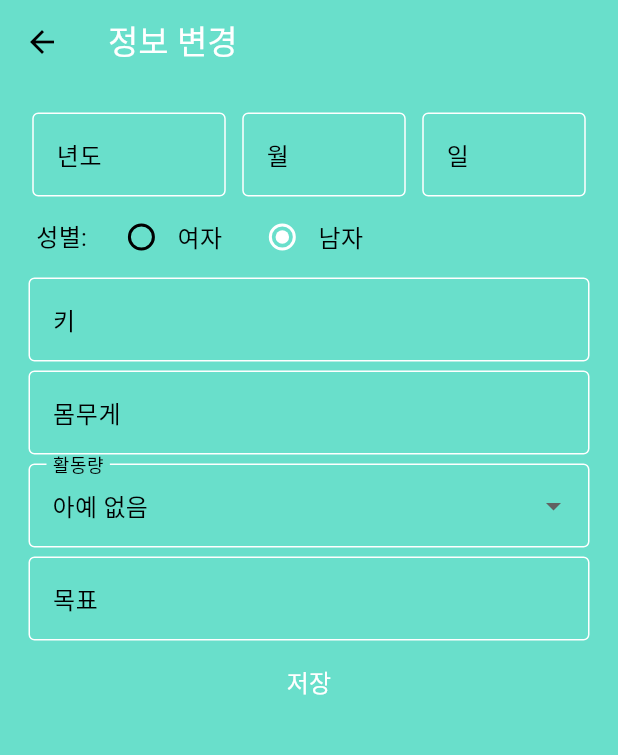
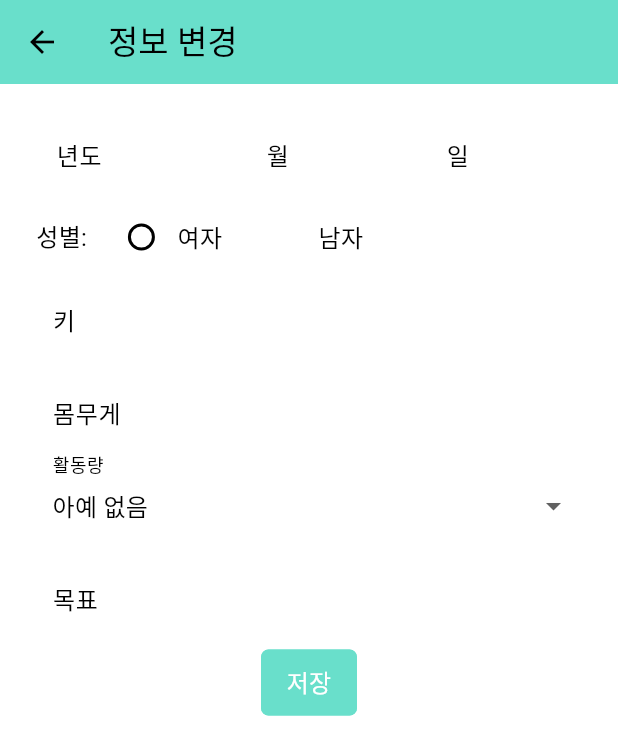
Before and after one commit to FairyGina/crossplatform_project_calotein, a Flutter app: the MyHomePage screen opened directly, in the side drawer, after a tap on "정보 변경", on a phone screen of 412 x 824 dp. Shown: the top 755 px of the screen. Run offline on Flutter 3.47's test engine with Material 2 defaults, Android fonts, the phone set to English and light mode, and no system bars; our stand-ins replace fl_chart, shared_preferences, sqflite; accounts and stored records are empty.

```diff
--- a/lib/eat_db.dart
+++ b/lib/eat_db.dart
@@ -3,6 +3,8 @@ import 'package:path/path.dart';
 
 import 'package:calotin/food_class.dart';
 import 'package:calotin/class_user_nutrient.dart';
+
+import 'main.dart';
 
 class eatDatabase {
   Database? _database;
--- a/lib/main.dart
+++ b/lib/main.dart
@@ -196,7 +196,6 @@ class _MyHomePageState extends State<MyHomePage> {
     return Scaffold(
         key: _scaffoldKey,
         appBar: AppBar(
-          backgroundColor: Theme.of(context).colorScheme.inversePrimary,
           title: Text(
             widget.title,
             style: TextStyle(
--- a/lib/user_information.dart
+++ b/lib/user_information.dart
@@ -321,8 +321,8 @@ class _user_info extends State<user_info> {
                       await db_user_info?.add(user_info);
                       Navigator.pushReplacement(
                           context,
-                          MaterialPageRoute(builder: (context) => MyHomePage(title: 'calrotain',titleColor: Color(0xff69DFCB)),
-                          ));
+                          MaterialPageRoute(builder: (context) => MyHomePage(title: 'calotein',titleColor: Color(0xff69DFCB),
+                          )));
                     },  //입력받은 값들을 데이터베이스에 넣음
                   ),
                 ),
--- a/lib/userinfo_modify.dart
+++ b/lib/userinfo_modify.dart
@@ -93,12 +93,13 @@ class _infoModify extends State<infoModify> {
     goal.text = info?.getGoal().toString() ?? '';
 
     return Scaffold(
+      backgroundColor: Colors.white,
       appBar: AppBar(
         title: Text(
             '정보 변경',
-          style: TextStyle(
-            color: Colors.white,
-          ),
+          // style: TextStyle(
+          //   color: Colors.white,
+          // ),
         ),
         backgroundColor: Color(0xff69DFCB),
       ),
```
